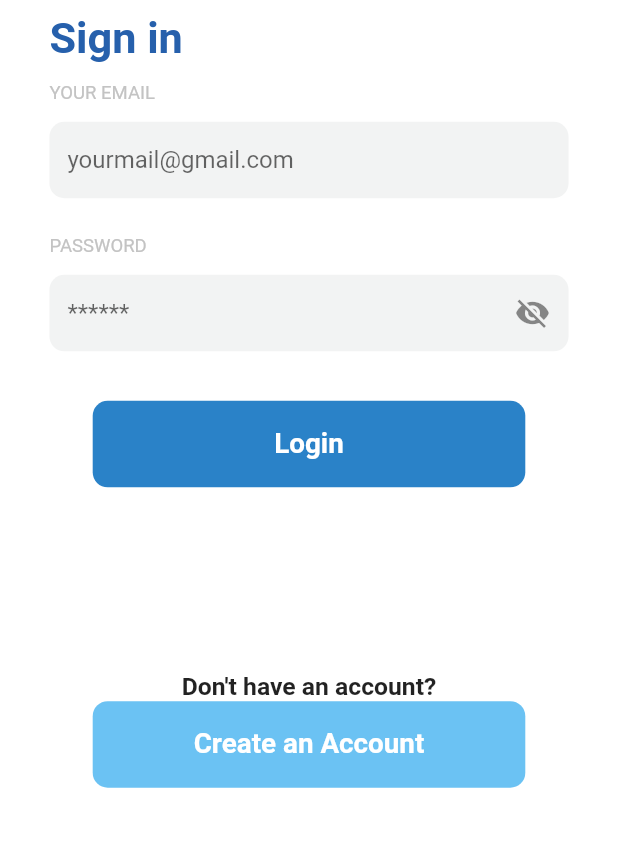
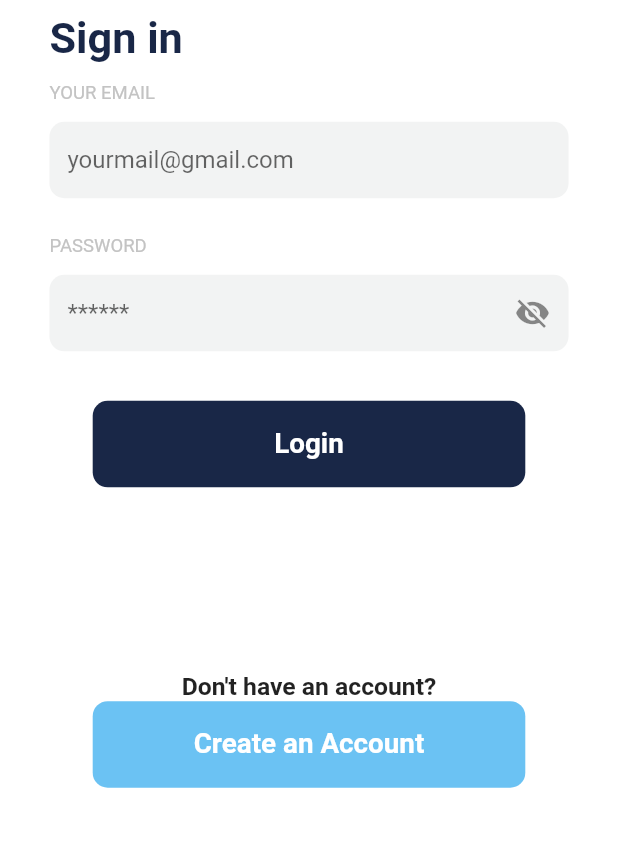
Before and after one commit to hammad4474/ToLet, a Flutter app: the HomeScreen screen opened directly, item 5 of the bottom bar chosen, after a tap on "Log out", after a tap on "Get started", on a phone screen of 412 x 824 dp, the part 253-1100 px from its top. Run offline on Flutter 3.47's test engine with Material 3 defaults, Android fonts, the phone set to English and light mode, and no system bars; our stand-ins replace cloud_firestore, firebase_auth, firebase_core, firebase_storage, fluttertoast, image_picker; missing offline and left inert: email_otp; accounts and stored records are empty.

Commit message:
color theme changed

```diff
--- a/lib/auth/login_screen.dart
+++ b/lib/auth/login_screen.dart
@@ -5,6 +5,7 @@ import 'package:tolet/auth/signup_screen.dart';
 import 'package:tolet/screens/owner/home_screen.dart';
 import 'package:tolet/screens/tenant/home_tenant.dart';
 import 'package:cloud_firestore/cloud_firestore.dart';
+import 'package:tolet/widgets/constcolor.dart';
 import 'package:tolet/widgets/customized_button.dart';
 
 class LoginScreen extends StatefulWidget {
@@ -140,7 +141,7 @@ class _LoginScreenState extends State<LoginScreen> {
                     Text(
                       'Sign in',
                       style: TextStyle(
-                          color: Color(0xff2660ac),
+                          color:Color(constcolor.App_blue_color),
                           fontWeight: FontWeight.bold,
                           fontSize: screenWidth * 0.07),
                     ),
@@ -236,7 +237,7 @@ class _LoginScreenState extends State<LoginScreen> {
                   },
                   child: CustomizedButton(
                     title: 'Login',
-                    colorButton: Color(0xff2a82c8),
+                    colorButton: Color(constcolor.App_blue_color),
                     height: screenHeight * 0.07,
                     widht: screenWidth * 0.7,
                     colorText: Colors.white,
@@ -265,7 +266,7 @@ class _LoginScreenState extends State<LoginScreen> {
                   },
                   child: CustomizedButton(
                     title: 'Create an Account',
-                    colorButton: Color(0xff6bc2f3),
+                    colorButton: Color(constcolor.App_lightblue_color),
                     height: screenHeight * 0.07,
                     widht: screenWidth * 0.7,
                     colorText: Colors.white,
--- a/lib/auth/signup_infoFill.dart
+++ b/lib/auth/signup_infoFill.dart
@@ -2,6 +2,7 @@ import 'package:cloud_firestore/cloud_firestore.dart';
 import 'package:firebase_auth/firebase_auth.dart';
 import 'package:flutter/material.dart';
 import 'package:fluttertoast/fluttertoast.dart';
+import 'package:tolet/widgets/constcolor.dart';
 import 'package:tolet/widgets/customized_button.dart';
 
 class SignupInfofill extends StatefulWidget {
@@ -142,7 +143,7 @@ class _SignupInfofillState extends State<SignupInfofill> {
                 child: Text(
                   'Sign up',
                   style: TextStyle(
-                    color: Color(0xff2660ac),
+                    color: Color(constcolor.App_blue_color),
                     fontWeight: FontWeight.bold,
                     fontSize: screenWidth * 0.08, // Adjusts font size based on screen width
                   ),
@@ -330,7 +331,7 @@ class _SignupInfofillState extends State<SignupInfofill> {
                   },
                   child: CustomizedButton(
                       title: 'Submit',
-                      colorButton: Color(0xff2a82c8),
+                      colorButton: Color(constcolor.App_blue_color),
                       height: 44,
                       widht: screenWidth * 0.8,
                       colorText: Colors.white,
--- a/lib/screens/complain.dart
+++ b/lib/screens/complain.dart
@@ -1,4 +1,5 @@
 import 'package:flutter/material.dart';
+import 'package:tolet/widgets/constcolor.dart';
 
 class ComplaintsSection extends StatefulWidget {
   @override
@@ -144,7 +145,7 @@ class _ComplaintsSectionState extends State<ComplaintsSection> {
               height: 35,
               decoration: BoxDecoration(
                 shape: BoxShape.rectangle,  // Rectangle for square shape
-                color: _currentPage == index + 1 ? Colors.blue : Colors.grey[200],
+                color: _currentPage == index + 1 ? Color(constcolor.App_blue_color) : Colors.grey[200],
                 borderRadius: BorderRadius.circular(4), // Small border radius for square corners
                 boxShadow: [
                   BoxShadow(
--- a/lib/screens/owner/Message_screen.dart
+++ b/lib/screens/owner/Message_screen.dart
@@ -1,5 +1,6 @@
 import 'package:flutter/material.dart';
 import 'package:tolet/screens/tenant/bottom_navbar.dart';
+import 'package:tolet/widgets/constcolor.dart';
 
 class DetailedChatScreen extends StatelessWidget {
   @override
@@ -127,7 +128,7 @@ class DetailedChatScreen extends StatelessWidget {
                   ),
                 ),
                 SizedBox(width: 8),
-                Icon(Icons.send, color: Colors.blue),
+                Icon(Icons.send, color: Color(constcolor.App_blue_color)),
               ],
             ),
           ),
--- a/lib/screens/owner/bottom_navigation.dart
+++ b/lib/screens/owner/bottom_navigation.dart
@@ -4,6 +4,7 @@ import 'package:tolet/screens/owner/home_screen.dart';
 import 'package:tolet/screens/owner/list_property.dart';
 import 'package:tolet/screens/tenant/tenant_finder.dart';
 import 'package:tolet/screens/user_profile.dart';
+import 'package:tolet/widgets/constcolor.dart';
 
 class CustomBottomNavigationBar extends StatelessWidget {
   final int currentIndex;
@@ -18,7 +19,7 @@ class CustomBottomNavigationBar extends StatelessWidget {
   Widget build(BuildContext context) {
     return BottomNavigationBar(
       backgroundColor: Colors.white, // Set the background color to black
-      selectedItemColor: Colors.blue, // Set selected item color
+      selectedItemColor:Color(constcolor.App_blue_color), // Set selected item color
       unselectedItemColor: Colors.grey, // Set unselected item color
       type: BottomNavigationBarType.fixed, // Ensure all items are fixed
       currentIndex: currentIndex, // Track the current selected index
--- a/lib/screens/owner/chat_screen.dart
+++ b/lib/screens/owner/chat_screen.dart
@@ -1,6 +1,7 @@
 import 'package:flutter/material.dart';
 import 'package:tolet/screens/owner/Message_screen.dart';
 import 'package:tolet/screens/owner/bottom_navigation.dart';
+import 'package:tolet/widgets/constcolor.dart';
 
 class ChatScreen extends StatefulWidget {
   @override
@@ -153,7 +154,7 @@ class ChatTile extends StatelessWidget {
             if (unreadMessages > 0)
               CircleAvatar(
                 radius: 10,
-                backgroundColor: Colors.blue,
+                backgroundColor: Color(constcolor.App_blue_color),
                 child: Text(
                   unreadMessages.toString(),
                   style: TextStyle(color: Colors.white, fontSize: 12),
--- a/lib/screens/owner/home_screen.dart
+++ b/lib/screens/owner/home_screen.dart
@@ -5,6 +5,7 @@ import 'package:tolet/screens/appbarScreens/home_appbar.dart';
 import 'package:tolet/screens/owner/bottom_navigation.dart';
 import 'package:tolet/screens/owner/list_property.dart';
 import 'package:tolet/screens/owner/properties_panel.dart';
+import 'package:tolet/widgets/constcolor.dart';
 
 import '../popup_screen.dart';
 
@@ -153,8 +154,8 @@ class _HomeScreenState extends State<HomeScreen> {
                               borderRadius: BorderRadius.circular(35),
                               gradient: LinearGradient(
                                 colors: [
-                                  Color(0xFF4DB6F3),
-                                  Color(0xFF0288D1)
+                                  Color(constcolor.App_lightblue_color),
+                                  Color(constcolor.App_blue_color)
                                 ], // Gradient for selected button
                                 begin: Alignment.topLeft,
                                 end: Alignment.bottomRight,
@@ -283,7 +284,7 @@ class _HomeScreenState extends State<HomeScreen> {
                       bottomLeft: Radius.circular(15),
                     ),
                     gradient: LinearGradient(
-                      colors: [Color(0xFF3E92CC), Color(0xFF3B73B9)],
+                      colors: [Color(constcolor.App_lightblue_color), Color(constcolor.App_blue_color)],
                       // Blue gradient
                       begin: Alignment.topLeft,
                       end: Alignment.bottomRight,
@@ -316,7 +317,7 @@ class _HomeScreenState extends State<HomeScreen> {
                       ElevatedButton(
                         onPressed: onTap,
                         style: ElevatedButton.styleFrom(
-                          foregroundColor: Color(0xFF3E92CC),
+                          foregroundColor: Color(constcolor.App_blue_color),
                           backgroundColor: Colors.white, // Button background
                           shape: RoundedRectangleBorder(
                             borderRadius:
--- a/lib/screens/tenant/bottom_navbar.dart
+++ b/lib/screens/tenant/bottom_navbar.dart
@@ -4,6 +4,7 @@ import 'package:tolet/screens/tenant/home_tenant.dart';
 import 'package:tolet/screens/tenant/tenant_chatscreen.dart';
 //import 'package:tolet/screens/tenant/tenant_finder.dart';
 import 'package:tolet/screens/user_profile.dart';
+import 'package:tolet/widgets/constcolor.dart';
 
 class CustomtenantBottomNavBar extends StatelessWidget {
   final int currentIndex;
@@ -18,7 +19,7 @@ class CustomtenantBottomNavBar extends StatelessWidget {
   Widget build(BuildContext context) {
     return BottomNavigationBar(
       backgroundColor: Colors.white, // Set the background color
-      selectedItemColor: Colors.blue, // Set selected item color
+      selectedItemColor: Color(constcolor.App_blue_color), // Set selected item color
       unselectedItemColor: Colors.grey, // Set unselected item color
       type: BottomNavigationBarType.fixed, // Ensure all items are fixed
       currentIndex: currentIndex, // Track the current selected index
--- a/lib/screens/tenant/tenant_chatscreen.dart
+++ b/lib/screens/tenant/tenant_chatscreen.dart
@@ -1,6 +1,7 @@
 import 'package:flutter/material.dart';
 import 'package:tolet/screens/tenant/bottom_navbar.dart';
 import 'package:tolet/screens/tenant/tenant_messageScreen.dart';
+import 'package:tolet/widgets/constcolor.dart';
 
 class tenantChatScreen extends StatefulWidget {
   @override
@@ -153,7 +154,7 @@ class ChatTile extends StatelessWidget {
             if (unreadMessages > 0)
               CircleAvatar(
                 radius: 10,
-                backgroundColor: Colors.blue,
+                backgroundColor: Color(constcolor.App_blue_color),
                 child: Text(
                   unreadMessages.toString(),
                   style: TextStyle(color: Colors.white, fontSize: 12),
--- a/lib/screens/tenant/tenant_detail.dart
+++ b/lib/screens/tenant/tenant_detail.dart
@@ -1,6 +1,7 @@
 import 'package:flutter/material.dart';
 import 'package:tolet/screens/owner/bottom_navigation.dart';
 import 'package:tolet/screens/tenant/bottom_navbar.dart';
+import 'package:tolet/widgets/constcolor.dart';
 
 
 class TenantDetailsScreen extends StatefulWidget {
@@ -178,7 +179,7 @@ class _TenantDetailsScreenState extends State<TenantDetailsScreen> {
                   decoration: BoxDecoration(
                     borderRadius: BorderRadius.circular(25.0),
                     gradient: LinearGradient(
-                      colors: [Colors.lightBlueAccent, Colors.blue], // Light blue to dark blue gradient
+                      colors: [Color(constcolor.App_lightblue_color), Color(constcolor.App_blue_color)], // Light blue to dark blue gradient
                       begin: Alignment.topLeft,
                       end: Alignment.bottomRight,
                     ),
--- a/lib/screens/tenant/tenant_finder.dart
+++ b/lib/screens/tenant/tenant_finder.dart
@@ -1,6 +1,7 @@
 import 'package:flutter/material.dart';
 import 'package:tolet/screens/owner/bottom_navigation.dart';
 import 'package:tolet/screens/tenant/bottom_navbar.dart';
+import 'package:tolet/widgets/constcolor.dart';
 
 class TenantFinderScreen extends StatefulWidget {
   @override
@@ -177,7 +178,7 @@ class TenantCard extends StatelessWidget {
                   width: 80,
                   child: ElevatedButton(
                     style: ElevatedButton.styleFrom(
-                      backgroundColor: Colors.blue, // Use primary instead of backgroundColor
+                      backgroundColor: Color(constcolor.App_blue_color), // Use primary instead of backgroundColor
                       shape: RoundedRectangleBorder(
                         borderRadius: BorderRadius.circular(8.0),
                       ),
--- a/lib/screens/user_profile.dart
+++ b/lib/screens/user_profile.dart
@@ -3,6 +3,7 @@ import 'package:flutter/material.dart';
 //import 'package:tolet/screens/owner/tenant_bottomnavigation.dart';
 import 'package:tolet/screens/tenant/bottom_navbar.dart';
 import 'package:tolet/screens/welcome_screen.dart';
+import 'package:tolet/widgets/constcolor.dart';
 
 class ProfileScreen extends StatefulWidget {
   const ProfileScreen({Key? key}) : super(key: key);
@@ -86,7 +87,7 @@ class _ProfileScreenState extends State<ProfileScreen> {
                     gradient: LinearGradient(
                       colors: [
                         Color(0xffADD8E6),
-                        Color(0xff2b82c8)
+                        Color(constcolor.App_blue_color)
                       ], // Light blue to dark blue
                       begin: Alignment.topLeft,
                       end: Alignment.bottomRight,
--- a/lib/screens/welcome_screen.dart
+++ b/lib/screens/welcome_screen.dart
@@ -1,5 +1,6 @@
 import 'package:flutter/material.dart';
 import 'package:tolet/auth/login_screen.dart';
+import 'package:tolet/widgets/constcolor.dart';
 import 'package:tolet/widgets/customized_button.dart';
 
 class WelcomeScreen extends StatefulWidget {
@@ -40,7 +41,7 @@ class _WelcomeScreenState extends State<WelcomeScreen> {
                   style: TextStyle(
                     fontSize: screenWidth * 0.04, // Responsive font size
                     fontWeight: FontWeight.normal,
-                    color: Colors.blueAccent,
+                    color: Color(constcolor.App_lightblue_color),
                   ),
                 ),
                  // Small space after "Welcome to" text
@@ -78,7 +79,7 @@ class _WelcomeScreenState extends State<WelcomeScreen> {
                         MaterialPageRoute(builder: (context) => LoginScreen()));
                   },
                   child: CustomizedButton(
-                    colorButton: Color(0xff2b82c8),
+                    colorButton: Color(constcolor.App_blue_color),
                     colorText: Colors.white,
                     fontSize: screenWidth * 0.05, // Responsive button text size
                     height: screenHeight * 0.07, // Responsive button height
--- /dev/null
+++ b/lib/widgets/constcolor.dart
@@ -0,0 +1,4 @@
+class constcolor{
+  static const int App_blue_color = 0xFF192747;
+  static const int App_lightblue_color = 0xff6bc2f3;
+}
```
Also changed, not shown: lib/auth/signup_screen.dart (+5 -4 lines), lib/screens/popup_screen.dart (+5 -3 lines), lib/screens/tenant/filter_screen.dart (+5 -4 lines), lib/screens/tenant/home_tenant.dart (+6 -5 lines), lib/screens/tenant/tenant_messageScreen.dart (+4 -3 lines).
